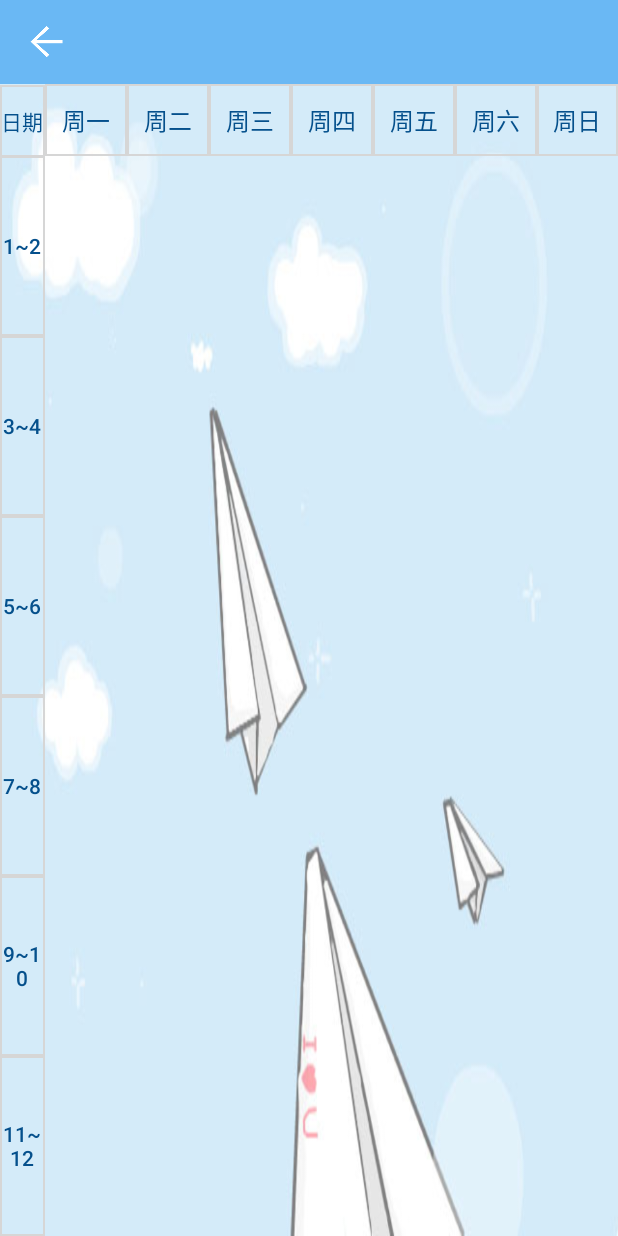
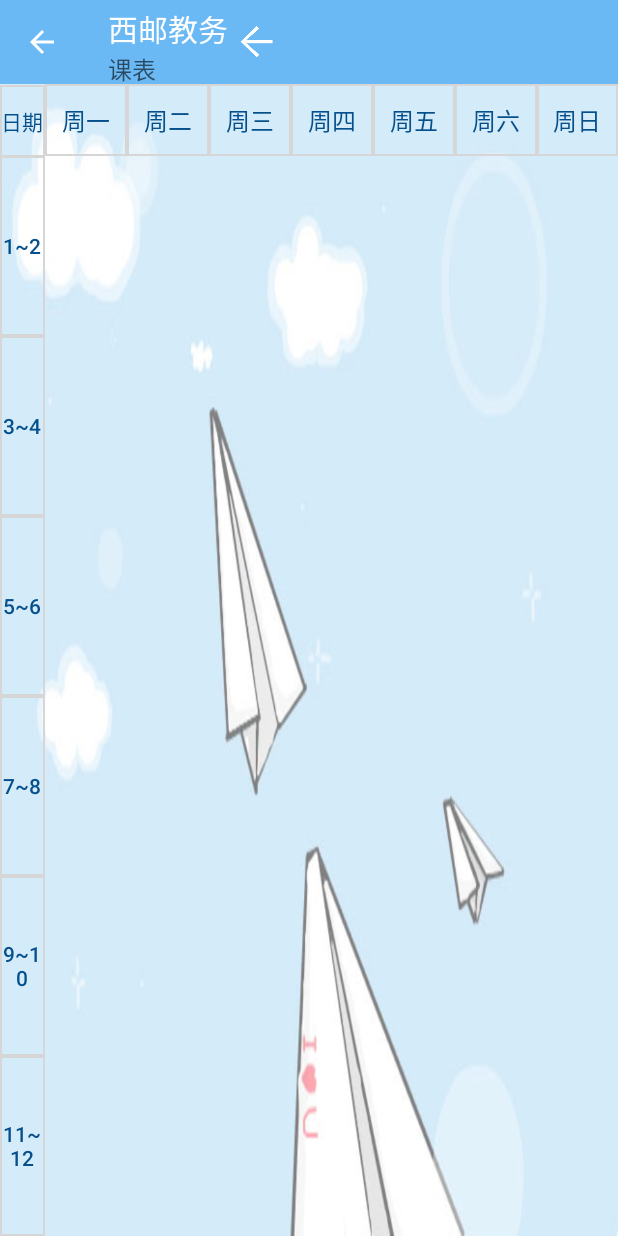
Before and after one commit to pray-for/XYJW, an Android app: the CourseActivity screen opened directly, with no data from a screen before it, on a phone screen of 412 x 824 dp. Run offline under Robolectric (Android 15) with nearby library versions, the phone set to English and light mode, and no system bars; 10 statements that could not run were skipped.

Commit message:
Update CourseActivity.java

```diff
--- a/app/src/main/java/com/example/zhangjiawen/education/Activity/CourseActivity.java
+++ b/app/src/main/java/com/example/zhangjiawen/education/Activity/CourseActivity.java
@@ -4,7 +4,7 @@ import android.content.Intent;
 import android.os.Bundle;
 import android.support.v7.app.AppCompatActivity;
 import android.support.v7.widget.Toolbar;
-import android.view.View;
+import android.view.MenuItem;
 import android.widget.Button;
 
 import com.example.zhangjiawen.education.R;
@@ -14,10 +14,9 @@ import com.example.zhangjiawen.education.util.JsoupService;
  * Created by zhangjiawen on 2017/1/17.
  * 课表查询界面
  */
-public class CourseActivity extends AppCompatActivity implements View.OnClickListener {
+public class CourseActivity extends AppCompatActivity  {
 
     private SlidingMenu mLeftMenu;//左边侧滑栏
-    private Button back;//标题栏上的返回键
     private Toolbar toolbar;
 
     private int[][] btn_id = {{R.id.course_1_1, R.id.course_1_2, R.id.course_1_3, R.id.course_1_4, R.id.course_1_5, R.id.course_1_6, R.id.course_1_7},
@@ -44,6 +43,12 @@ public class CourseActivity extends AppCompatActivity implements View.OnClickLis
         setContentView(R.layout.course_layout);
         mLeftMenu = (SlidingMenu) findViewById(R.id.id_menu);
 
+        this.toolbar = (Toolbar) findViewById(R.id.main_toolbar_back);
+        toolbar.setTitle("西邮教务");
+        toolbar.setSubtitle("课表");
+        setSupportActionBar(toolbar);
+        getSupportActionBar().setDisplayHomeAsUpEnabled(true);
+
 
         Intent intent = getIntent();
         String response = intent.getStringExtra("content");
@@ -64,23 +69,14 @@ public class CourseActivity extends AppCompatActivity implements View.OnClickLis
     }
 
 
-
-//    @Override
-//    public boolean onOptionsItemSelected(MenuItem item) {
-//        switch (item.getItemId()) {
-//            case android.R.id.home:
-//                this.finish();
-//                break;
-//        }
-//        return super.onOptionsItemSelected(item);
-//    }
-
     @Override
-    public void onClick(View view) {
-        switch (view.getId()){
-            case R.id.back:
-                finish();
+    public boolean onOptionsItemSelected(MenuItem item) {
+        switch (item.getItemId()) {
+            case android.R.id.home:
+                this.finish();
                 break;
         }
+        return super.onOptionsItemSelected(item);
     }
+
 }
```
